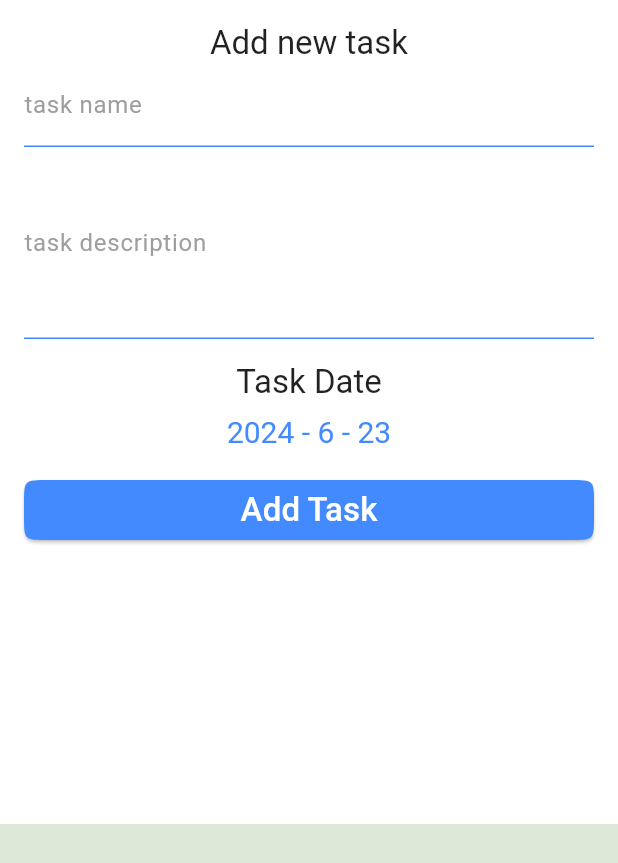
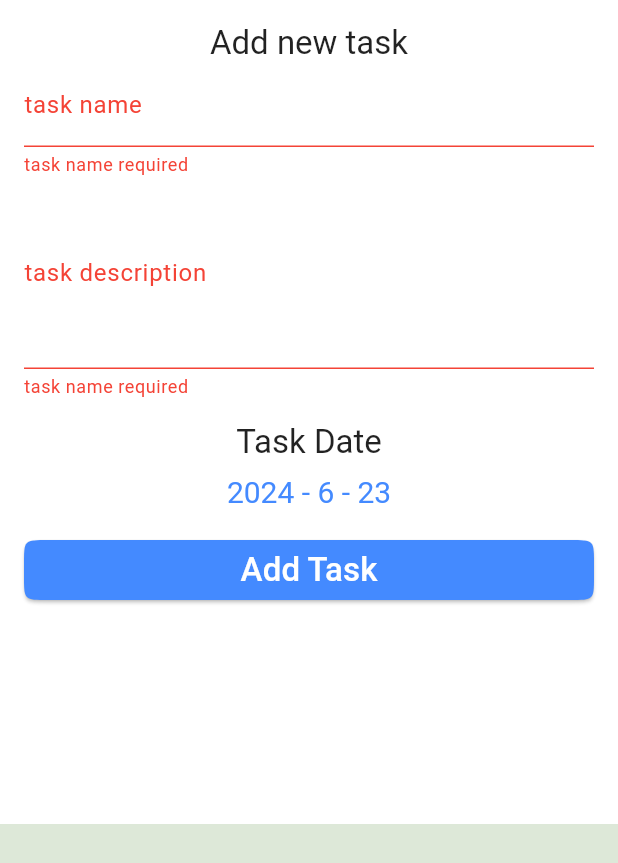
Before and after one commit to YoussefMohamed7557/Todo_list_flutter, a Flutter app: the AddTaskBottomActionSheet widget shown alone on an empty page, opened directly, after a tap on "Add Task", on a phone screen of 412 x 824 dp. Shown: the top 863 px of the screen. Run offline on Flutter 3.47's test engine with Material 3 defaults, Android fonts, the phone set to English and light mode, and no system bars; our stand-ins replace cloud_firestore, firebase_core; missing offline and left inert: flutter_timeline_calendar; accounts and stored records are empty.

Commit message:
store data to firestore feature finished

```diff
--- a/lib/add_task_bottom_action_sheet.dart
+++ b/lib/UI/add_task_bottom_action_sheet.dart
@@ -1,4 +1,8 @@
 import 'package:flutter/material.dart';
+import 'package:todo_list_flutter/utils/firebase_utilities.dart';
+import 'package:todo_list_flutter/utils/ui_utilities.dart';
+
+import '../models/task_model.dart';
 
 class AddTaskBottomActionSheet extends StatefulWidget {
 
@@ -7,7 +11,7 @@ class AddTaskBottomActionSheet extends StatefulWidget {
 }
 
 class _AddTaskBottomActionSheetState extends State<AddTaskBottomActionSheet> {
-  GlobalKey<FormState> formController = GlobalKey();
+  GlobalKey<FormState> formController = GlobalKey<FormState>();
   String taskName = "";
   String taskDescription = "";
   DateTime selectedDate = DateTime.now();
@@ -28,8 +32,9 @@ class _AddTaskBottomActionSheetState extends State<AddTaskBottomActionSheet> {
                 textAlign: TextAlign.center,
               ),
               Form(
+                  key: formController,
                   child: Column(
-                children: [
+                  children: [
                   TextFormField(
                     decoration: InputDecoration(labelText: 'task name'),
                     onChanged: ( name){
@@ -107,9 +112,24 @@ class _AddTaskBottomActionSheetState extends State<AddTaskBottomActionSheet> {
   }
 
   void addTask() {
-    bool isValid = formController.currentState!.validate();
-    if(isValid){
-      // if valid case insert the new task
+      if(formController.currentState?.validate() == true){
+        Task task = Task(name: taskName,description: taskDescription,date_in_milliSecond: DateUtils.dateOnly(selectedDate).millisecondsSinceEpoch);
+        showLoadingDialog(context, false, 'loading ...');
+        addTaskToFireStore(task)
+            .then((value) {
+          //Task added successfully
+          removeDialog(context);
+          notifyUserWithFeedbackDialog(context, false, "task added successfully", "ok", () {
+            Navigator.pop(context);
+            Navigator.pop(context);
+          },);
+        },).catchError((onError){
+          //get error
+          removeDialog(context);
+          notifyUserWithFeedbackDialog(context, false, "some thing went wrong .. try again ", "positiveActionText", () {
+            Navigator.pop(context);
+          },);
+        });
     }
   }
 
--- a/lib/home_screen.dart
+++ b/lib/UI/home_screen.dart
@@ -1,7 +1,7 @@
 import 'package:flutter/material.dart';
-import 'package:todo_list_flutter/add_task_bottom_action_sheet.dart';
-import 'package:todo_list_flutter/settings.dart';
-import 'package:todo_list_flutter/task_list.dart';
+import 'package:todo_list_flutter/UI/add_task_bottom_action_sheet.dart';
+import 'package:todo_list_flutter/UI/settings.dart';
+import 'package:todo_list_flutter/UI/task_list.dart';
 
 class HomePage extends StatefulWidget {
   static const rout_name = "HomePage";
--- a/lib/task_list.dart
+++ b/lib/UI/task_list.dart
@@ -6,7 +6,7 @@ import 'package:flutter_timeline_calendar/timeline/model/headers_options.dart';
 import 'package:flutter_timeline_calendar/timeline/utils/calendar_types.dart';
 import 'package:flutter_timeline_calendar/timeline/utils/calendar_utils.dart';
 import 'package:flutter_timeline_calendar/timeline/widget/timeline_calendar.dart';
-import 'package:todo_list_flutter/task_item_widget.dart';
+import 'package:todo_list_flutter/UI/task_item_widget.dart';
 
 class TaskList extends StatelessWidget {
   @override
--- a/lib/main.dart
+++ b/lib/main.dart
@@ -1,6 +1,6 @@
 import 'package:flutter/material.dart';
 import 'package:todo_list_flutter/app_theme.dart';
-import 'package:todo_list_flutter/home_screen.dart';
+import 'package:todo_list_flutter/UI//home_screen.dart';
 import 'package:firebase_core/firebase_core.dart';
 import 'firebase_options.dart';
 void main() async {
--- /dev/null
+++ b/lib/models/task_model.dart
@@ -0,0 +1,27 @@
+class Task{
+  String name;
+  String description;
+  String id;
+  int date_in_milliSecond;
+  bool isDone;
+
+  Task({required this.name,required this.description, this.id = '',required this.date_in_milliSecond,
+    this.isDone=false});
+  Task.fromJson(Map<String,dynamic> json) : this(
+      name: json['name'] as String,
+      description: json['description'] as String,
+      id: json['id'] as String,
+      date_in_milliSecond: json['date_in_milliSecond'] as int,
+      isDone: json['isDone'] as bool
+    );
+
+  Map<String,dynamic> toJson(){
+    return {
+      "name" : name,
+      "description" : description,
+      "id" : id,
+      "date_in_milliSecond" : date_in_milliSecond,
+      "isDone" : isDone
+    };
+  }
+}
--- /dev/null
+++ b/lib/utils/firebase_utilities.dart
@@ -0,0 +1,15 @@
+import 'package:firebase_core/firebase_core.dart';
+import 'package:cloud_firestore/cloud_firestore.dart';
+import 'package:todo_list_flutter/models/task_model.dart';
+
+CollectionReference<Task> getTaskCollectionReference(){
+  var ref = FirebaseFirestore.instance.collection('tasks')
+      .withConverter(fromFirestore: (snapshot, options) => Task.fromJson(snapshot.data()!) , toFirestore: (value, options) => value.toJson(),);
+  return ref;
+}
+Future<void> addTaskToFireStore(Task task){
+ var collection = getTaskCollectionReference();
+ var docRef = collection.doc();
+ task.id = docRef.id;
+ return docRef.set(task);
+}
```
Also changed, not shown: lib/utils/ui_utilities.dart (added, +50 -0 lines), lib/UI/settings.dart (renamed from lib/settings.dart), lib/UI/task_item_widget.dart (renamed from lib/task_item_widget.dart).
